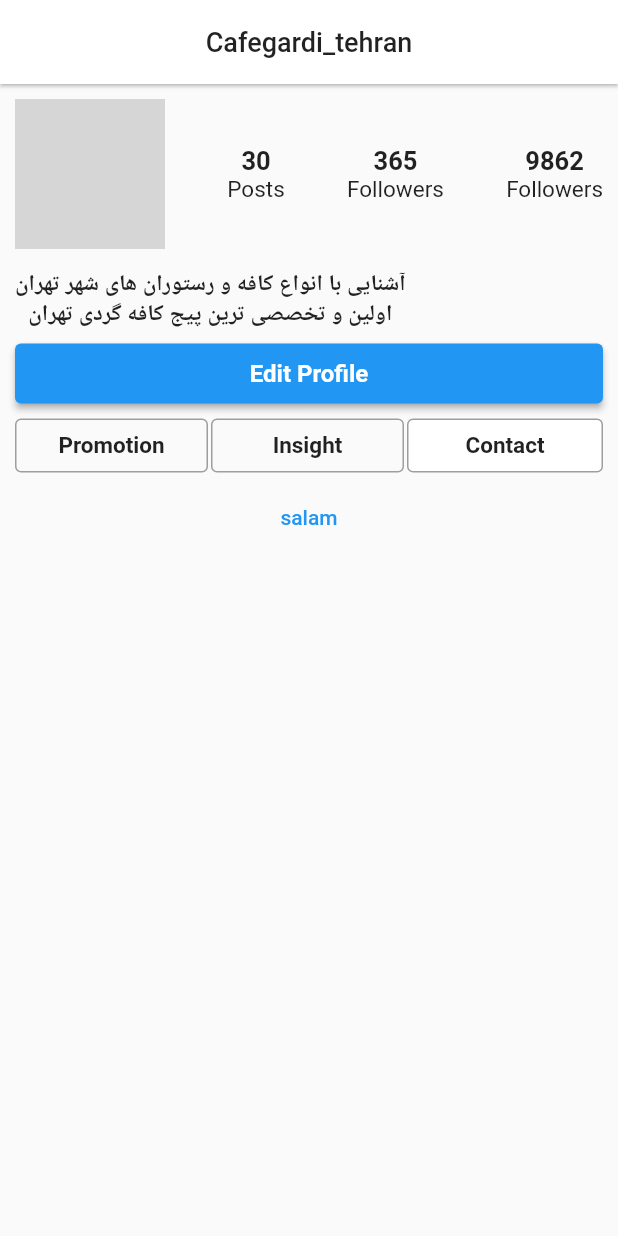
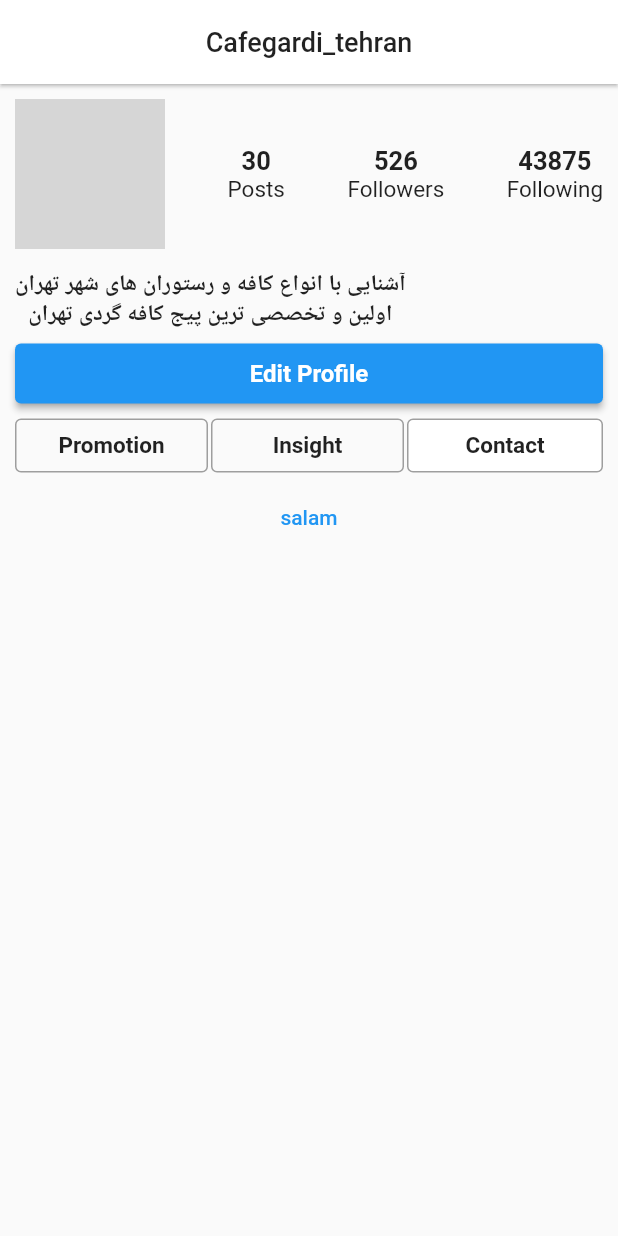
Before and after one commit to pooria89/Flutter_Instagram_Ui, a Flutter app: the ProfileScreen screen opened directly, on a phone screen of 412 x 824 dp. Run offline on Flutter 3.47's test engine with Material 2 defaults, Android fonts, the phone set to English and light mode, and no system bars; our stand-ins replace animated_splash_screen, carousel_slider, google_fonts, sqflite; missing offline and left inert: dashed_circle; accounts and stored records are empty; network calls fail; Roboto replaces fonts that are missing (BNazanin); grey boxes are pictures that could not be loaded.

Commit message:
[FEATURE] Clean Code (Add CustomTextView -> custom_textview.dart).

```diff
--- a/lib/screen/pages/profile_screen.dart
+++ b/lib/screen/pages/profile_screen.dart
@@ -1,5 +1,5 @@
 import 'package:flutter/material.dart';
-import 'package:pooria50/widget/normal_textview.dart';
+import 'package:pooria50/widget/custom_textview.dart';
 
 class ProfileScreen extends StatelessWidget {
   ProfileScreen({Key? key}) : super(key: key);
@@ -25,10 +25,11 @@ class ProfileScreen extends StatelessWidget {
         backgroundColor: Colors.white,
         elevation: 1.0,
         centerTitle: true,
-        title: Text(
-          "Cafegardi_tehran",
-          style: TextStyle(
-              fontSize: 18, color: Colors.black87, fontFamily: 'BNazanin'),
+        title: CustomTextView(
+          text: "Cafegardi_tehran",
+          size: 18,
+          color: Colors.black87,
+          fontFamily: 'BNazanin',
         ),
       ),
       body: Column(
@@ -46,58 +47,52 @@ class ProfileScreen extends StatelessWidget {
                   ),
                   Column(
                     children: [
-                      Text(
-                        "30",
-                        style: TextStyle(
-                            fontSize: 17,
+                      CustomTextView(
+                        text: "30",
+                        size: 17,
                         color: Colors.black87,
+                        fontFamily: 'BNazanin',
                         fontWeight: FontWeight.bold,
-                            fontFamily: 'BNazanin'),
                       ),
-                      Text(
-                        "Posts",
-                        style: TextStyle(
-                            fontSize: 15,
+                      CustomTextView(
+                        text: "Posts",
+                        size: 15,
                         color: Colors.black87,
-                            fontFamily: 'BNazanin'),
+                        fontFamily: 'BNazanin',
                       ),
                     ],
                   ),
                   Column(
                     children: [
-                      Text(
-                        "365",
-                        style: TextStyle(
-                            fontSize: 17,
+                      CustomTextView(
+                        text: "526",
+                        size: 17,
+                        color: Colors.black87,
+                        fontFamily: 'BNazanin',
                         fontWeight: FontWeight.bold,
+                      ),
+                      CustomTextView(
+                        text: "Followers",
+                        size: 15,
                         color: Colors.black87,
-                            fontFamily: 'BNazanin'),
-                      ),
-                      Text(
-                        "Followers",
-                        style: TextStyle(
-                            fontSize: 15,
-                            color: Colors.black87,
-                            fontFamily: 'BNazanin'),
+                        fontFamily: 'BNazanin',
                       ),
                     ],
                   ),
                   Column(
                     children: [
-                      Text(
-                        "9862",
-                        style: TextStyle(
-                            fontSize: 17,
+                      CustomTextView(
+                        text: "43875",
+                        size: 17,
+                        color: Colors.black87,
+                        fontFamily: 'BNazanin',
                         fontWeight: FontWeight.bold,
+                      ),
+                      CustomTextView(
+                        text: "Following",
+                        size: 15,
                         color: Colors.black87,
-                            fontFamily: 'BNazanin'),
-                      ),
-                      Text(
-                        "Followers",
-                        style: TextStyle(
-                            fontSize: 15,
-                            color: Colors.black87,
-                            fontFamily: 'BNazanin'),
+                        fontFamily: 'BNazanin',
                       ),
                     ],
                   ),
@@ -108,21 +103,19 @@ class ProfileScreen extends StatelessWidget {
             padding: const EdgeInsets.symmetric(vertical: 3, horizontal: 10),
             child: Column(
               children: [
-                Text(
-                  "آشنایی با انواع کافه و رستوران های شهر تهران",
-                  style: TextStyle(
-                      fontSize: 15,
+                CustomTextView(
+                  text: "آشنایی با انواع کافه و رستوران های شهر تهران",
+                  size: 15,
                   color: Colors.black87,
+                  fontFamily: 'BNazanin',
                   fontWeight: FontWeight.bold,
-                      fontFamily: 'BNazanin'),
                 ),
-                Text(
-                  "اولین و تخصصی ترین پیج کافه گردی تهران",
-                  style: TextStyle(
-                      fontSize: 15,
+                CustomTextView(
+                  text: "اولین و تخصصی ترین پیج کافه گردی تهران",
+                  size: 15,
                   color: Colors.black87,
+                  fontFamily: 'BNazanin',
                   fontWeight: FontWeight.bold,
-                      fontFamily: 'BNazanin'),
                 ),
               ],
             ),
@@ -139,12 +132,12 @@ class ProfileScreen extends StatelessWidget {
                         40), // fromHeight use double.infinity as width and 40 is the height
                   ),
                   onPressed: () {},
-                  child: Text(
-                    'Edit Profile',
-                    style: TextStyle(
-                        fontSize: 16,
+                  child: CustomTextView(
+                    text: "Edit Profile",
+                    size: 16,
                     color: Colors.white,
-                        fontWeight: FontWeight.bold),
+                    fontFamily: 'BNazanin',
+                    fontWeight: FontWeight.bold,
                   ),
                 ),
                 Row(
@@ -158,13 +151,12 @@ class ProfileScreen extends StatelessWidget {
                               side: BorderSide(color: Colors.grey),
                               borderRadius: BorderRadius.circular(4.0)),
                           onPressed: () {},
-                          child: Text(
-                            "Promotion",
-                            style: TextStyle(
-                                fontSize: 15,
+                          child: CustomTextView(
+                            text: "Promotion",
+                            size: 15,
                             color: Colors.black87,
+                            fontFamily: 'BNazanin',
                             fontWeight: FontWeight.bold,
-                                fontFamily: 'BNazanin'),
                           ),
                         ),
                       ),
@@ -178,13 +170,12 @@ class ProfileScreen extends StatelessWidget {
                               side: BorderSide(color: Colors.grey),
                               borderRadius: BorderRadius.circular(4.0)),
                           onPressed: () {},
-                          child: Text(
-                            "Insight",
-                            style: TextStyle(
-                                fontSize: 15,
+                          child: CustomTextView(
+                            text: "Insight",
+                            size: 15,
                             color: Colors.black87,
+                            fontFamily: 'BNazanin',
                             fontWeight: FontWeight.bold,
-                                fontFamily: 'BNazanin'),
                           ),
                         ),
                       ),
@@ -197,20 +188,19 @@ class ProfileScreen extends StatelessWidget {
                             borderRadius: BorderRadius.circular(4.0)),
                         color: Colors.white,
                         onPressed: () {},
-                        child: Text(
-                          "Contact",
-                          style: TextStyle(
-                              fontSize: 15,
+                        child: CustomTextView(
+                          text: "Contact",
+                          size: 15,
                           color: Colors.black87,
+                          fontFamily: 'BNazanin',
                           fontWeight: FontWeight.bold,
-                              fontFamily: 'BNazanin'),
                         ),
                       ),
                       flex: 1,
                     ),
                   ],
                 ),
-                NormalTextView(
+                CustomTextView(
                   text: "salam",
                   onClick: () {},
                 )
--- a/lib/widget/normal_textview.dart
+++ b/lib/widget/custom_textview.dart
@@ -1,20 +1,22 @@
 import 'package:flutter/material.dart';
 
-class NormalTextView extends StatelessWidget {
+class CustomTextView extends StatelessWidget {
   final String? text;
+  final String? fontFamily;
   final double? size;
   final FontWeight? fontWeight;
   final Color? color;
   final double? wordSpacing;
   final VoidCallback? onClick;
 
-  NormalTextView(
+  CustomTextView(
       {required this.text,
       this.size,
       this.fontWeight,
       this.color,
       this.wordSpacing,
-      this.onClick});
+      this.onClick,
+      this.fontFamily});
 
   @override
   Widget build(BuildContext context) {
@@ -27,7 +29,7 @@ class NormalTextView extends StatelessWidget {
                   fontWeight: fontWeight,
                   color: color,
                   wordSpacing: wordSpacing,
-              ),
+                  fontFamily: fontFamily),
             )
           : TextButton(
               onPressed: () {
@@ -40,7 +42,7 @@ class NormalTextView extends StatelessWidget {
                     fontWeight: fontWeight,
                     color: color,
                     wordSpacing: wordSpacing,
-                ),
+                    fontFamily: fontFamily),
               ),
             ),
     );
```
Also changed, not shown: lib/screen/auth/login_screen.dart (+27 -14 lines), lib/screen/auth/register_screen.dart (+28 -12 lines), lib/screen/pages/explore_screen.dart (+6 -4 lines), lib/screen/pages/heart_screen.dart (+8 -7 lines), lib/screen/pages/home_screen.dart (+8 -5 lines), lib/widget/main/activity_news.dart (+13 -13 lines), lib/widget/main/bubble_stories.dart (+9 -6 lines), lib/widget/main/user_post.dart (+19 -17 lines). Lines whose indentation alone changed are shown as unchanged.
